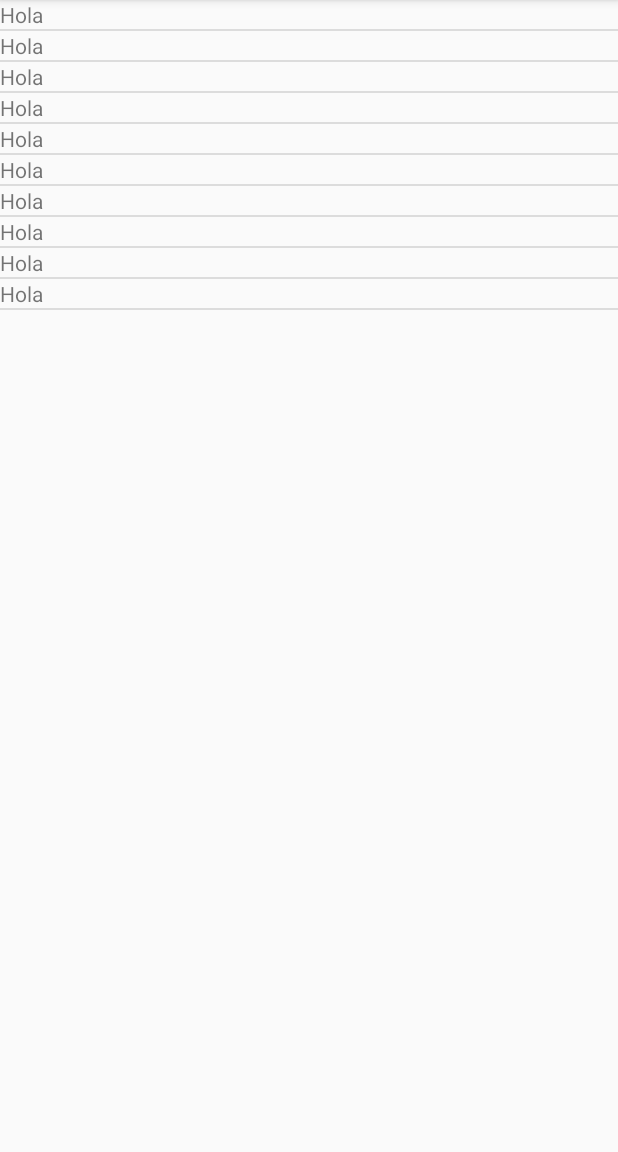
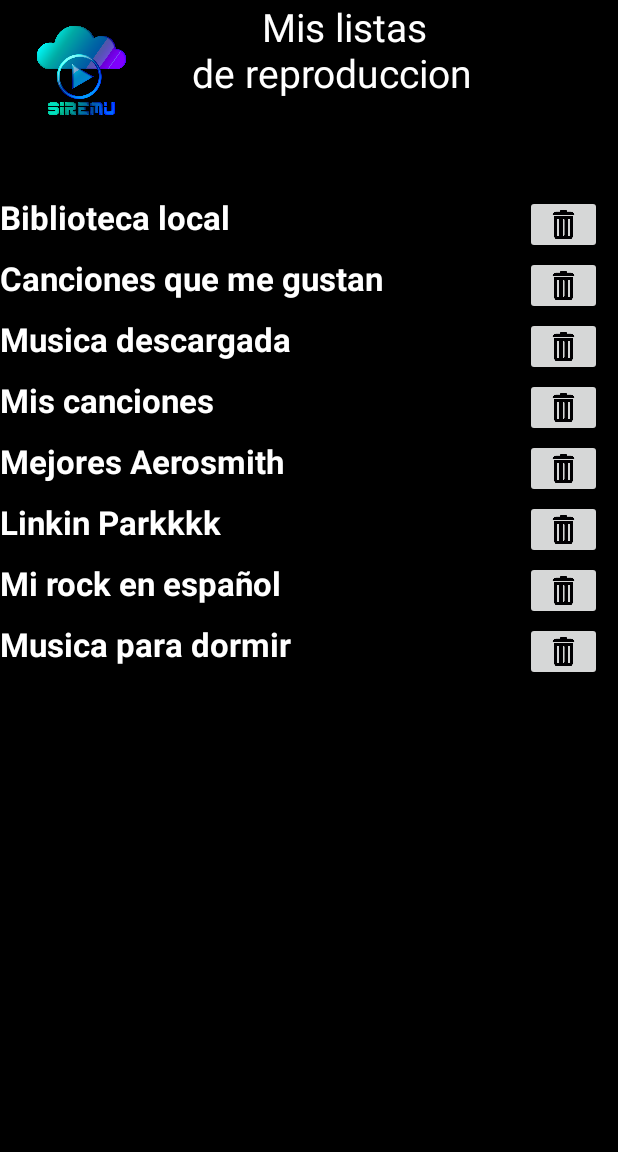
Before and after one commit to LuisR7210/SiReMu-Android, an Android app: the screen it shows after launch (MainActivity), on a phone screen of 412 x 824 dp, the part 84-1236 px from its top. Run offline under Robolectric (Android 15) with nearby library versions, the phone set to English and light mode, and no system bars.

Commit message:
Practica PF-4

```diff
--- a/app/src/main/java/mx/uv/siremu_android/MainActivity.kt
+++ b/app/src/main/java/mx/uv/siremu_android/MainActivity.kt
@@ -3,6 +3,7 @@ package mx.uv.siremu_android
 import android.content.Context
 import androidx.appcompat.app.AppCompatActivity
 import android.os.Bundle
+import android.view.LayoutInflater
 import android.view.View
 import android.view.ViewGroup
 import android.widget.BaseAdapter
@@ -13,8 +14,8 @@ class MainActivity : AppCompatActivity() {
 
     override fun onCreate(savedInstanceState: Bundle?) {
         super.onCreate(savedInstanceState)
-        setContentView(R.layout.activity_main)
-        val miLista = findViewById<ListView>(R.id.lista_principal)
+        setContentView(R.layout.consultar_mis_lr)
+        val miLista = findViewById<ListView>(R.id.lista_lr)
         miLista.adapter = miAdaptador(this)
 
     }
@@ -23,15 +24,25 @@ class MainActivity : AppCompatActivity() {
 
         private val miContexto: Context
 
+        private val lista = arrayListOf<String>(
+            "Biblioteca local","Canciones que me gustan","Musica descargada","Mis canciones","Mejores Aerosmith","Linkin Parkkkk","Mi rock " +
+                    "en español", "Musica para dormir"
+        )
+
         init {
             miContexto = contexto
         }
 
         //genera cada una de las filas
         override fun getView(position: Int, convertView: View?, parent: ViewGroup?): View {
-            val texto = TextView(miContexto)
-            texto.text = "Hola"
-            return texto
+            val layoutInflater = LayoutInflater.from(miContexto)
+            val townmain = layoutInflater.inflate(R.layout.lista_reproduccion_cmldr,parent, false)
+            val fila = townmain.findViewById<TextView>(R.id.nombre)
+            fila.text=lista.get(position)
+            /*val texto = TextView(miContexto)
+            texto.text = "Soy Luis Angel"
+            return texto*/
+            return townmain
         }
 
         override fun getItem(position: Int): Any {
@@ -45,7 +56,7 @@ class MainActivity : AppCompatActivity() {
 
         // cuántas filas genera
         override fun getCount(): Int {
-            return 10
+            return lista.size
         }
 
     }
--- /dev/null
+++ b/app/src/main/res/layout/consultar_mis_lr.xml
@@ -0,0 +1,39 @@
+<?xml version="1.0" encoding="utf-8"?>
+<androidx.constraintlayout.widget.ConstraintLayout xmlns:android="http://schemas.android.com/apk/res/android"
+    xmlns:app="http://schemas.android.com/apk/res-auto"
+    xmlns:tools="http://schemas.android.com/tools"
+    android:layout_width="match_parent"
+    android:layout_height="match_parent"
+    android:background="@android:color/black">
+
+    <TextView
+        android:id="@+id/textView"
+        android:layout_width="wrap_content"
+        android:layout_height="wrap_content"
+        android:layout_marginStart="20dp"
+        android:text="       Mis listas \nde reproduccion"
+        android:textColor="@android:color/white"
+        android:textSize="26sp"
+        app:layout_constraintStart_toEndOf="@+id/imageView"
+        tools:ignore="MissingConstraints"
+        tools:layout_editor_absoluteY="35dp" />
+
+    <ImageView
+        android:id="@+id/imageView"
+        android:layout_width="108dp"
+        android:layout_height="93dp"
+        app:srcCompat="@drawable/v3"
+        tools:ignore="MissingConstraints"
+        tools:layout_editor_absoluteX="0dp"
+        tools:layout_editor_absoluteY="1dp" />
+
+    <ListView
+        android:id="@+id/lista_lr"
+        android:layout_width="match_parent"
+        android:layout_height="match_parent"
+        android:layout_marginTop="130dp"
+        app:layout_constraintBottom_toBottomOf="parent"
+        app:layout_constraintEnd_toEndOf="parent"
+        app:layout_constraintTop_toTopOf="parent" />
+
+</androidx.constraintlayout.widget.ConstraintLayout>
--- /dev/null
+++ b/app/src/main/res/layout/lista_reproduccion_cmldr.xml
@@ -0,0 +1,32 @@
+<?xml version="1.0" encoding="utf-8"?>
+<androidx.constraintlayout.widget.ConstraintLayout xmlns:android="http://schemas.android.com/apk/res/android"
+    xmlns:app="http://schemas.android.com/apk/res-auto"
+    xmlns:tools="http://schemas.android.com/tools"
+    android:layout_width="match_parent"
+    android:layout_height="match_parent"
+    android:background="@android:color/black">
+
+    <TextView
+        android:id="@+id/nombre"
+        android:layout_width="wrap_content"
+        android:layout_height="wrap_content"
+        android:text="Nombre de lista"
+        android:textColor="@android:color/white"
+        android:textSize="22sp"
+        android:textStyle="bold"
+        tools:layout_editor_absoluteX="6dp"
+        tools:layout_editor_absoluteY="5dp"
+        tools:ignore="MissingConstraints" />
+
+    <ImageButton
+        android:id="@+id/imageButton3"
+        android:layout_width="51dp"
+        android:layout_height="39dp"
+        android:layout_marginStart="350dp"
+        android:scaleType="centerInside"
+        app:layout_constraintStart_toStartOf="parent"
+        app:srcCompat="@drawable/negro1111"
+        tools:ignore="MissingConstraints"
+        tools:layout_editor_absoluteY="5dp" />
+
+</androidx.constraintlayout.widget.ConstraintLayout>
```
Also changed, not shown: app/src/main/res/drawable/blanco111.png (added), app/src/main/res/drawable/negro1111.png (added), app/src/main/res/drawable/v3.png (added).
